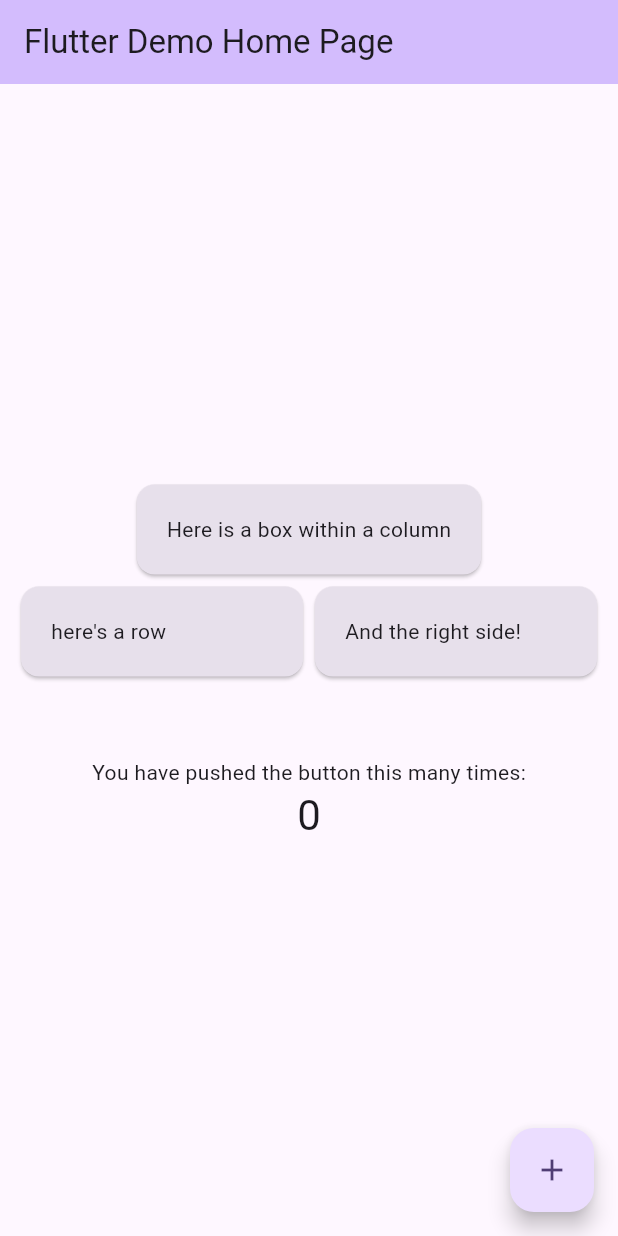
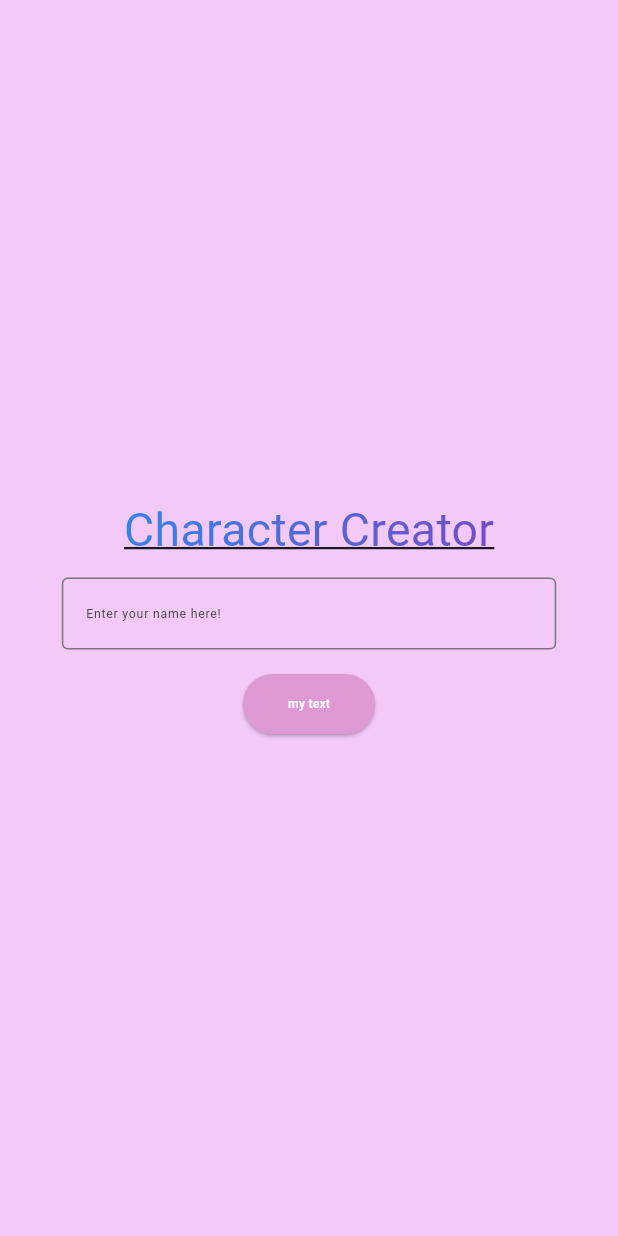
Before and after one commit to JamesonThomas-edu/Flutter-Project-1, a Flutter app: the screen it shows after launch, on a phone screen of 412 x 824 dp. Run offline on Flutter 3.47's test engine with Material 3 defaults, Android fonts, the phone set to English and light mode, and no system bars.

```diff
--- a/lib/main.dart
+++ b/lib/main.dart
@@ -1,4 +1,7 @@
+// ignore_for_file: prefer_const_constructors
+
 import 'package:flutter/material.dart';
+import 'dart:ui' as ui;
 
 void main() {
   runApp(const MyApp());
@@ -37,13 +40,18 @@ class MyHomePage extends StatefulWidget {
 }
 
 class _MyHomePageState extends State<MyHomePage> {
-  int _counter = 0;
+  // int _counter = 0;
 
-  void _incrementCounter() {
-    setState(() {
-      // we call this to reset the state of the widget and we must call it to reset the build function.
-      _counter++;
-    });
+  // void _incrementCounter() {
+  //   setState(() {
+  //     // we call this to reset the state of the widget and we must call it to reset the build function.
+  //     _counter++;
+  //   });
+  // }
+
+  double scaleSize(BuildContext context)
+  {
+    return MediaQuery.of(context).size.width * 0.005;
   }
 
   @override
@@ -51,49 +59,70 @@ class _MyHomePageState extends State<MyHomePage> {
     // This method is rerun every time setState is called, for instance as done
     // by the _incrementCounter method above.
     return Scaffold(
+      backgroundColor: Color.fromARGB(255, 242, 201, 247),
       // the scaffold widget is the core of the entire app allowing ui elements like navigation menus
-      appBar: AppBar(
-        // the bar displayed at the top of the page
-        backgroundColor: Theme.of(context).colorScheme.inversePrimary,
-        // Here we take the theme value from MyHomePage and use it to set a color based on our theme.
-        title: Text(widget.title),
-      ),
-      body: Center(
-        // Center takes a single child and positions it in the middle of the parent.
-        child: Padding(
-          // Padding give space around widgets.
-          padding: const EdgeInsets.all(10.0),
-          child: Column(
-            // Column takes child widgets and arranges them vertically.
-            mainAxisAlignment: MainAxisAlignment.center,
-            children: <Widget>[
-              const MyCustomWidget(text: 'Here is a box within a column'),
-              const Row(
-                mainAxisAlignment: MainAxisAlignment.center,
-                // Alignment for the boxes in the row.
-                children: [
-                  Expanded(child: MyCustomWidget(text: "here's a row")),
-                  Expanded(child: MyCustomWidget(text: "And the right side!")),
-                  // Expanded allows the widget to take up the entire space given even if the size changes.
+      body: mainMenuPage(context),// This trailing comma makes auto-formatting nicer for build methods.
+    );
+  }
+
+  Center mainMenuPage(BuildContext context) {
+    return Center(
+      child: Column(
+        mainAxisAlignment: MainAxisAlignment.center,
+        children: [
+          Text(
+            'Character Creator',
+            style: TextStyle(
+              fontSize: 15 * scaleSize(context),
+              decoration: TextDecoration.underline,
+              foreground: Paint()
+              ..shader = ui.Gradient.linear(
+                const Offset(0, 20),
+                const Offset(500, 20),
+                <Color>[
+                  Colors.blue,
+                  Colors.purple,
                 ],
               ),
-              const SizedBox(height: 50), // An invisible box to add spacing.
-              const Text(
-                'You have pushed the button this many times:',
+            ),
+          ),
+          Padding(
+            padding: EdgeInsets.fromLTRB(20 * scaleSize(context), 5 * scaleSize(context), 20 * scaleSize(context), 1 * scaleSize(context)),
+            child: SizedBox(
+              child: TextField(
+                style: TextStyle(
+                  fontSize: 4 * scaleSize(context),
+                ),
+                decoration: InputDecoration(
+                  border: OutlineInputBorder(),
+                  labelText: 'Enter your name here!',
+                  labelStyle: TextStyle(
+                    fontSize: 4 * scaleSize(context),
+                    //background:
+                  ),
+                ),
               ),
-              Text(
-                '$_counter',
-                style: Theme.of(context).textTheme.headlineMedium,
+            ),
+          ),
+          SizedBox(height: 5 * scaleSize(context),),
+          ElevatedButton(
+            style: ElevatedButton.styleFrom(
+              backgroundColor: Color.fromARGB(255, 223, 154, 214),
+            ),
+            onPressed:() => Placeholder(),
+            child: Padding(
+              padding: EdgeInsets.all(3 * scaleSize(context)),
+              child: Text(
+                "my text",
+                style: TextStyle(
+                  fontSize: 4 * scaleSize(context),
+                  color: Colors.white,
+                ),
               ),
-            ],
+            ),
           ),
-        ),
+        ],
       ),
-      floatingActionButton: FloatingActionButton(
-        onPressed: _incrementCounter,
-        tooltip: 'Increment',
-        child: const Icon(Icons.add),
-      ), // This trailing comma makes auto-formatting nicer for build methods.
     );
   }
 }
```
Also changed, not shown: 1 other file.
